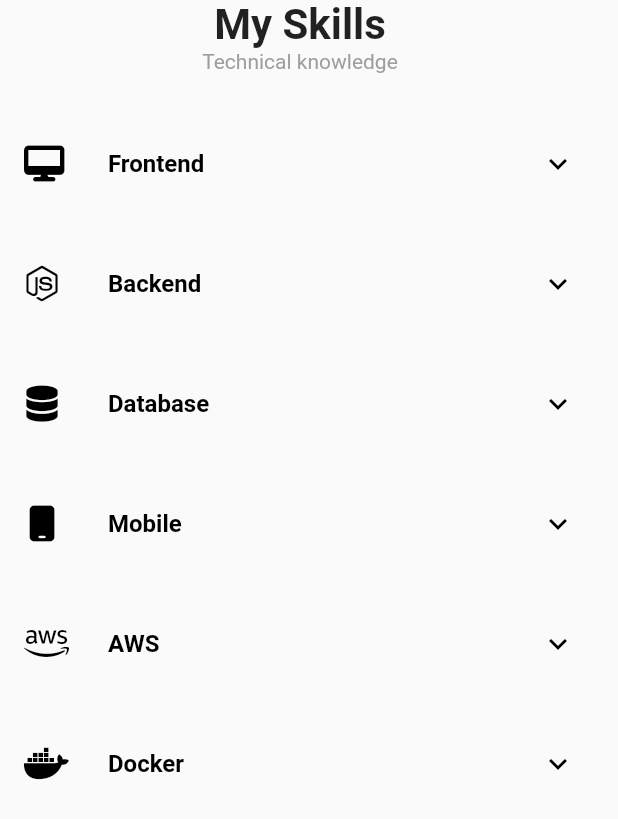
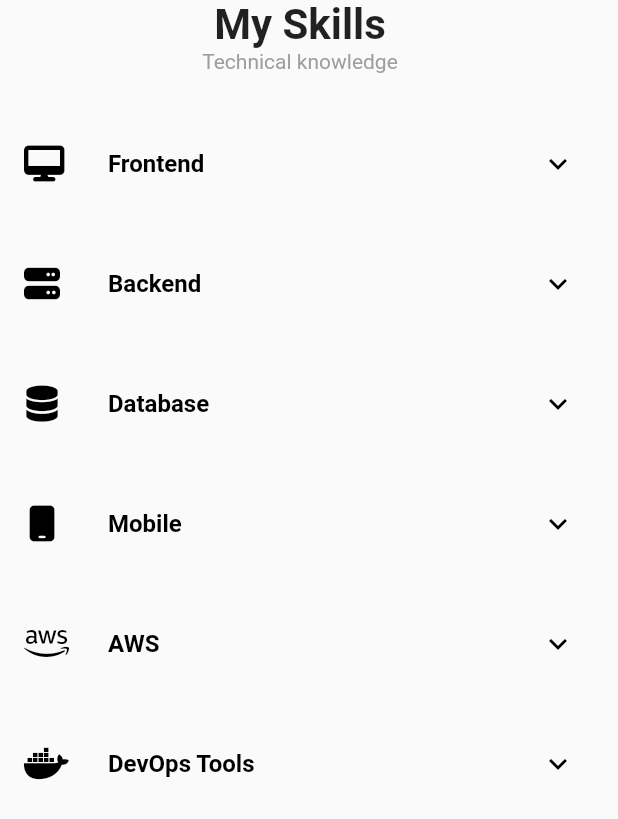
Before and after one commit to prateekthakur272/prateekthakur, a Flutter app: the Skills widget shown alone on an empty page, opened directly, on a phone screen of 412 x 824 dp. Shown: the top 819 px of the screen. Run offline on Flutter 3.47's test engine with Material 2 defaults, Android fonts, the phone set to English and light mode, and no system bars; our stand-ins replace font_awesome_flutter, google_fonts, scrollable_positioned_list.

Commit message:
adds skills

```diff
--- a/lib/widgets/skills.dart
+++ b/lib/widgets/skills.dart
@@ -60,13 +60,26 @@ class Skills extends StatelessWidget {
             SizedBox(
               width: 400,
               child: ExpansionTile(
-                leading: Icon(FontAwesomeIcons.nodeJs),
+                leading: Icon(FontAwesomeIcons.server),
                 title: Text(
                   'Backend',
                   style: TextStyle(fontWeight: FontWeight.bold),
                 ),
                 children: [
                   ListTile(
+                    leading: Icon(FontAwesomeIcons.golang),
+                    title: Text('Go'),
+                    subtitle:
+                        Text('Gin, http, async programming, database, api'),
+                  ),
+                  ListTile(
+                    leading: Icon(FontAwesomeIcons.python),
+                    title: Text('Django'),
+                    subtitle: Text(
+                        'Authentication, database, models, orm, django rest framework'),
+                  ),
+                  ListTile(
+                    leading: Icon(FontAwesomeIcons.nodeJs),
                     title: Text('Node js (express)'),
                     subtitle: Text('Http requests, json, apis, rest apis'),
                   ),
@@ -128,14 +141,17 @@ class Skills extends StatelessWidget {
                 ),
                 children: [
                   ListTile(
+                    leading: Icon(FontAwesomeIcons.microchip),
                     title: Text('Computing'),
                     subtitle: Text('Creating cloud based virtual machines'),
                   ),
                   ListTile(
+                    leading: Icon(Icons.storage),
                     title: Text('Storage'),
                     subtitle: Text('Store data over cloud'),
                   ),
                   ListTile(
+                    leading: Icon(Icons.web),
                     title: Text('Hosting'),
                     subtitle: Text(
                         'Host and run web apps and web servers over cloud'),
@@ -148,17 +164,24 @@ class Skills extends StatelessWidget {
               child: ExpansionTile(
                 leading: Icon(FontAwesomeIcons.docker),
                 title: Text(
-                  'Docker',
+                  'DevOps Tools',
                   style: TextStyle(fontWeight: FontWeight.bold),
                 ),
                 children: [
                   ListTile(
-                    title: Text('Docker containers'),
+                    leading: Icon(FontAwesomeIcons.docker),
+                    title: Text('Docker'),
                     subtitle: Text('Create and run application in a container'),
                   ),
                   ListTile(
-                    title: Text('Docker hub'),
-                    subtitle: Text('publish & pull container'),
+                    leading: Icon(FontAwesomeIcons.git),
+                    title: Text('Git'),
+                    subtitle: Text('Version control with git'),
+                  ),
+                  ListTile(
+                    leading: Icon(FontAwesomeIcons.github),
+                    title: Text('GitHub'),
+                    subtitle: Text('Collaboration, Workflows, deployement'),
                   ),
                 ],
               ),
```
